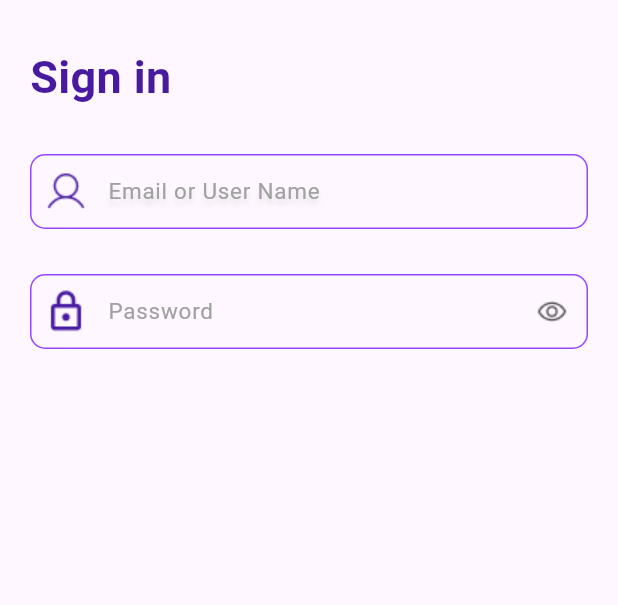
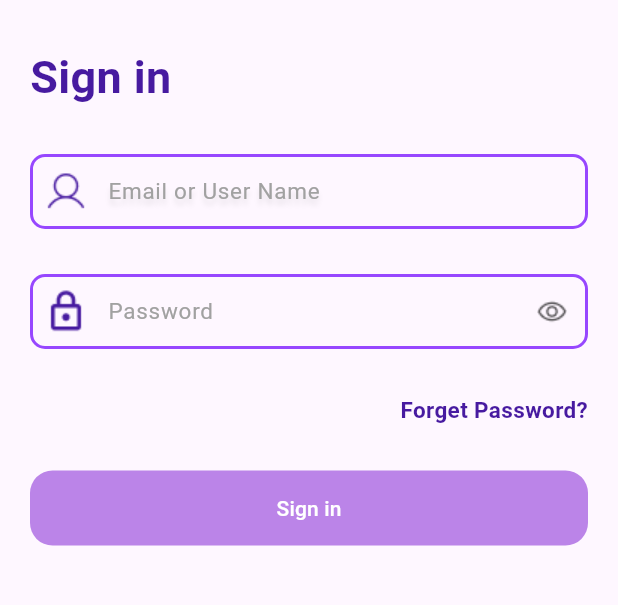
Before and after one commit to ddmuzyk/account-app, a Flutter app: the screen it shows after launch, on a phone screen of 412 x 824 dp, the part 287-892 px from its top. Run offline on Flutter 3.47's test engine with Material 3 defaults, Android fonts, the light colour scheme and no system bars.

Commit message:
add sign in button

```diff
--- a/lib/utils/my_colors.dart
+++ b/lib/utils/my_colors.dart
@@ -6,6 +6,7 @@ class MyColors {
   static final white = HexColor('#FFFFFF');
   static final purple1 = HexColor('#471AA0');
   static final purple2 = HexColor('#9747FF');
+  static final pink = HexColor('#BB84E8');
 }
 
 class HexColor extends Color {
--- a/lib/views/login/login_view.dart
+++ b/lib/views/login/login_view.dart
@@ -28,8 +28,9 @@ class _LoginViewState extends State<LoginView> {
                 Image.asset(MyImages.logo),
                 const SizedBox(height: 30),
                 Align(
-                    alignment: Alignment.centerLeft,
-                    child: _signInText('Sign in'),),
+                  alignment: Alignment.centerLeft,
+                  child: _signInText('Sign in'),
+                ),
                 const SizedBox(height: 30),
                 // ElevatedButton(
                 //   child: const Text('Open route'),
@@ -64,6 +65,26 @@ class _LoginViewState extends State<LoginView> {
                   prefixIcon: MyImages.password,
                   suffixIcon: MyImages.eye,
                 ),
+                const SizedBox(height: 30),
+                Align(
+                  alignment: Alignment.centerRight,
+                  child: _forgetPasswordText(),
+                ),
+                const SizedBox(height: 30),
+                SizedBox(
+                  width: double.infinity,
+                  height: 50,
+                  child: TextButton(
+                    onPressed: () {},
+                    style: TextButton.styleFrom(
+                      backgroundColor: MyColors.pink,
+                      shape: RoundedRectangleBorder(
+                        borderRadius: BorderRadius.circular(15),
+                      ),
+                    ),
+                    child: Text('Sign in', style: TextStyle(color: MyColors.white)),
+                  ),
+                ),
               ],
             ),
           ),
@@ -76,7 +97,6 @@ class _LoginViewState extends State<LoginView> {
 Widget _signInText(String text) {
   return Text(
     text,
-    textAlign: TextAlign.start,
     style: TextStyle(
       fontSize: 30,
       fontWeight: FontWeight.w700,
@@ -84,3 +104,14 @@ Widget _signInText(String text) {
     ),
   );
 }
+
+Widget _forgetPasswordText() {
+  return Text(
+    'Forget Password?',
+    style: TextStyle(
+      fontSize: 15,
+      fontWeight: FontWeight.w700,
+      color: MyColors.purple1,
+    ),
+  );
+}
--- a/lib/views/widgets/basic_text_form_field.dart
+++ b/lib/views/widgets/basic_text_form_field.dart
@@ -1,5 +1,4 @@
 import 'package:dsw_52745/utils/my_colors.dart';
-import 'package:dsw_52745/utils/my_images.dart';
 import 'package:flutter/material.dart';
 
 class BasicTextFormField extends StatelessWidget {
@@ -27,11 +26,11 @@ class BasicTextFormField extends StatelessWidget {
           hintText: hintText,
           hintStyle: TextStyle(fontSize: 15, color: MyColors.grey, shadows: shadow),
           enabledBorder: OutlineInputBorder(
-            borderSide: BorderSide(color: MyColors.purple2),
+            borderSide: BorderSide(color: MyColors.purple2, width: 2),
             borderRadius: BorderRadius.circular(10),
           ),
           focusedBorder: OutlineInputBorder(
-            borderSide: const BorderSide(color: Colors.blue),
+            borderSide: const BorderSide(color: Colors.blue, width: 2),
             borderRadius: BorderRadius.circular(10),
           ),
         ),
```
